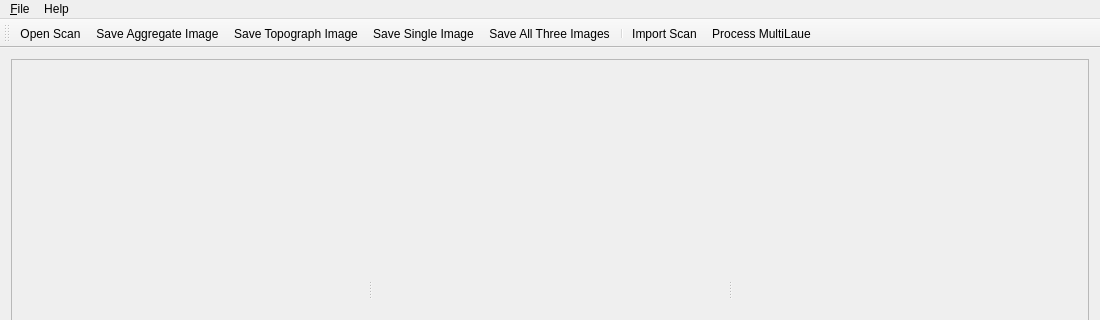
Before: the Qt Designer form MultiLaueGui/multilauemainwindow.ui in ZGainsforth/MultiLaue, drawn with Qt 5; both pictures show x 0 to 1100 and y 0 to 320 of the 1100 by 551 pixel window.
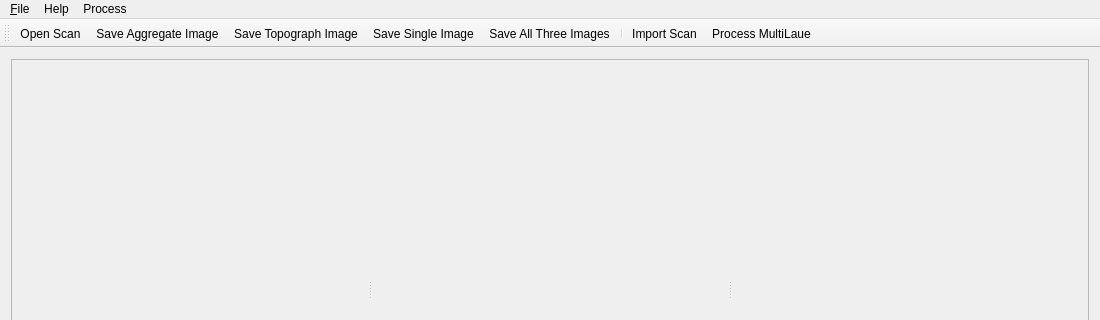
After: the same form once the commit is applied. Icons and pictures are not drawn.

What changed in the file:
```diff
--- a/MultiLaueGui/multilauemainwindow.ui
+++ b/MultiLaueGui/multilauemainwindow.ui
@@ -136,8 +136,15 @@
     <addaction name="actionAbout_MultiLaue"/>
     <addaction name="actionOpen_GitHub_Website"/>
    </widget>
+   <widget class="QMenu" name="menuProcess">
+    <property name="title">
+     <string>Process</string>
+    </property>
+    <addaction name="actionPowder_Integrate"/>
+   </widget>
    <addaction name="menu_File"/>
    <addaction name="menuHelp"/>
+   <addaction name="menuProcess"/>
   </widget>
   <widget class="QToolBar" name="mainToolBar">
    <attribute name="toolBarArea">
```
Left out of the diff: 5 changed lines with no effect on the pictures.
